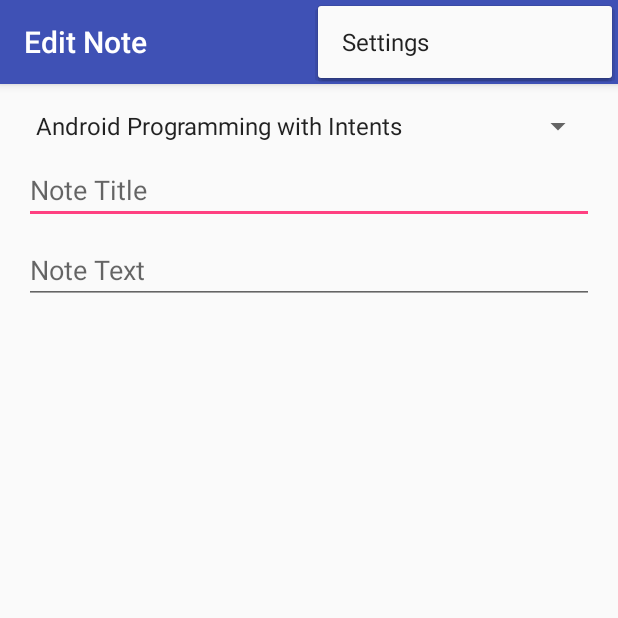
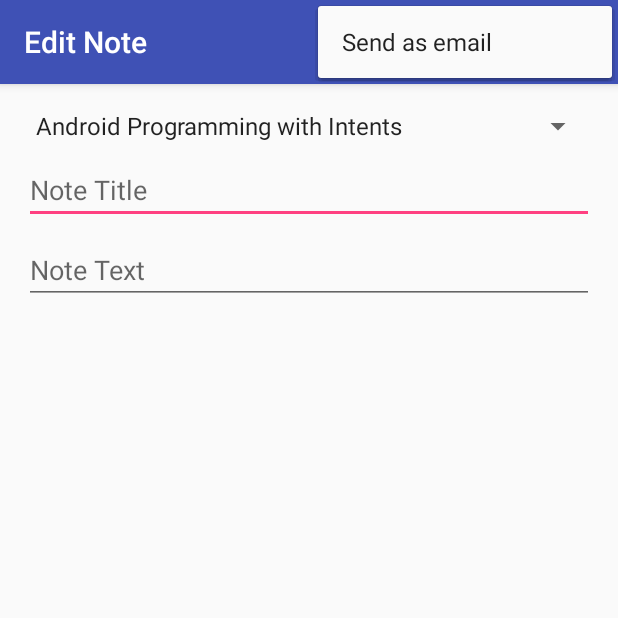
Before and after one commit to nripoli4810/ps-demos, an Android app: the NoteActivity screen opened directly, with no data from a screen before it, with the options menu open, on a phone screen of 412 x 824 dp, the top half of it. Run offline under Robolectric (Android 15) with nearby library versions, the phone set to English and light mode, and no system bars.

Commit message:
Review: Add implicit intents (email)

```diff
--- a/app/src/main/java/com/nripoli/ps/notekeeper/NoteActivity.java
+++ b/app/src/main/java/com/nripoli/ps/notekeeper/NoteActivity.java
@@ -18,6 +18,9 @@ public class NoteActivity extends AppCompatActivity
     public static final int POSITION_NOT_SET = -1;
     private NoteInfo mNote;
     private boolean isNewNote;
+    private Spinner _courseSpinner;
+    private EditText _textNoteTitle;
+    private EditText _textNoteText;
 
     @Override
     protected void onCreate(Bundle savedInstanceState)
@@ -27,33 +30,33 @@ public class NoteActivity extends AppCompatActivity
         Toolbar toolbar = findViewById(R.id.toolbar);
         setSupportActionBar(toolbar);
 
-        Spinner courseSpinner = findViewById(R.id.spinner_courses);
+        _courseSpinner = findViewById(R.id.spinner_courses);
 
         List<CourseInfo> courses = DataManager.getInstance().getCourses();
         ArrayAdapter<CourseInfo> adapterCourses = new ArrayAdapter<>(this, android.R.layout.simple_spinner_item, courses);
 
         adapterCourses.setDropDownViewResource(android.R.layout.simple_spinner_dropdown_item);
-        courseSpinner.setAdapter(adapterCourses);
+        _courseSpinner.setAdapter(adapterCourses);
 
         readDisplayStateValues();
 
-        EditText textNoteTitle = findViewById(R.id.text_note_title);
-        EditText textNoteText = findViewById(R.id.text_note_text);
+        _textNoteTitle = findViewById(R.id.text_note_title);
+        _textNoteText = findViewById(R.id.text_note_text);
 
         if(!isNewNote)
         {
-            displayNote(courseSpinner, textNoteTitle, textNoteText);
+            displayNote();
         }
     }
 
-    private void displayNote(Spinner courseSpinner, EditText textNoteTitle, EditText textNoteText)
+    private void displayNote()
     {
         List<CourseInfo> courses = DataManager.getInstance().getCourses();
         int courseIdx = courses.indexOf(mNote.getCourse());
 
-        courseSpinner.setSelection(courseIdx);
-        textNoteTitle.setText(mNote.getTitle());
-        textNoteText.setText(mNote.getText());
+        _courseSpinner.setSelection(courseIdx);
+        _textNoteTitle.setText(mNote.getTitle());
+        _textNoteText.setText(mNote.getText());
     }
 
     private void readDisplayStateValues()
@@ -84,11 +87,29 @@ public class NoteActivity extends AppCompatActivity
         int id = item.getItemId();
 
         //noinspection SimplifiableIfStatement
-        if(id == R.id.action_settings)
+        if(id == R.id.action_send_mail)
         {
+            sendEmail();
             return true;
         }
 
         return super.onOptionsItemSelected(item);
     }
+
+    private void sendEmail()
+    {
+        CourseInfo course = (CourseInfo)_courseSpinner.getSelectedItem();
+        String subject = _textNoteTitle.getText().toString();
+        String text = "Checkout what I learned in \"" + course.getTitle() + "\"\n" + _textNoteText.getText().toString();
+
+        // actions are not necessarily one to one
+        Intent intent = new Intent(Intent.ACTION_SEND);
+        intent.setType("message/rfc2822");
+
+        intent.putExtra(Intent.EXTRA_SUBJECT, subject);
+        intent.putExtra(Intent.EXTRA_TEXT, text);
+
+        // implicit
+        startActivity(intent);
+    }
 }
--- a/app/src/main/res/menu/menu_note.xml
+++ b/app/src/main/res/menu/menu_note.xml
@@ -3,8 +3,8 @@
       xmlns:tools="http://schemas.android.com/tools"
       tools:context="com.nripoli.ps.notekeeper.NoteActivity">
     <item
-        android:id="@+id/action_settings"
+        android:id="@+id/action_send_mail"
         android:orderInCategory="100"
-        android:title="@string/action_settings"
+        android:title="Send as email"
         app:showAsAction="never"/>
 </menu>
```
